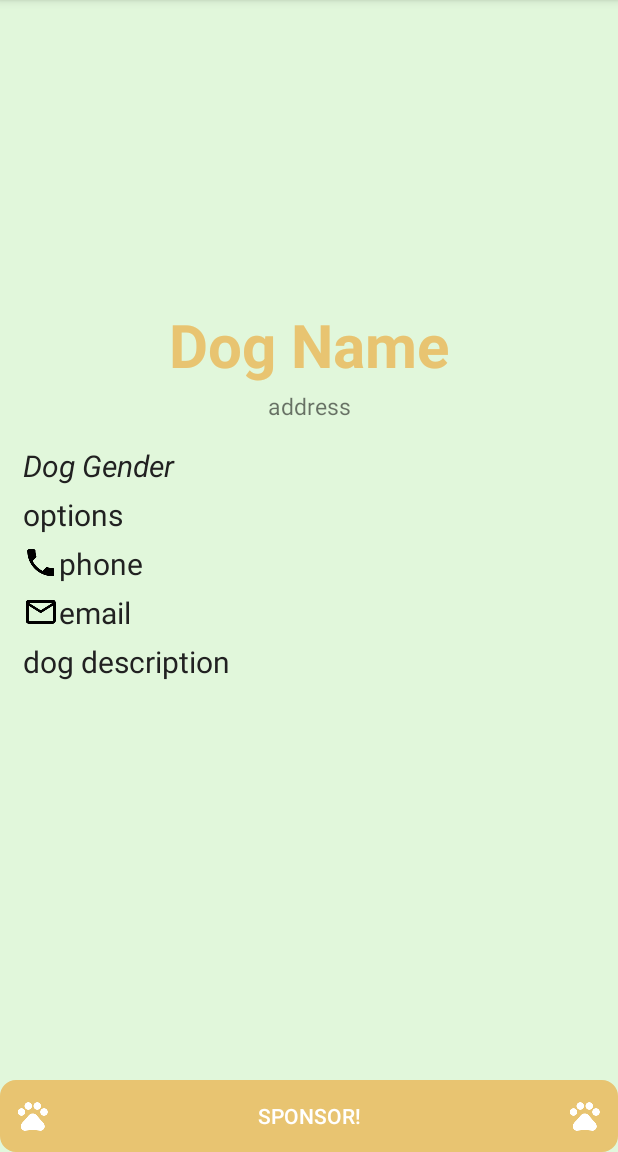
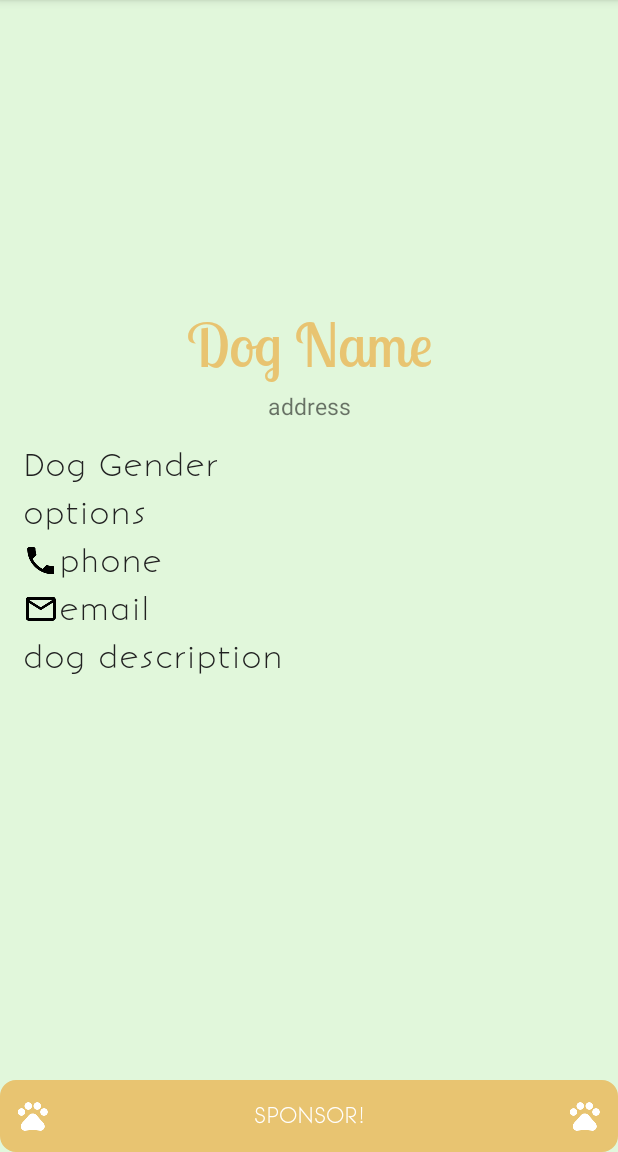
Before and after one commit to ElysiaAvery/SeniorDogsFinder, an Android app: the fragment DogDetailFragment shown on its own in the app's theme, on a phone screen of 412 x 824 dp, the part 84-1236 px from its top. Run offline under Robolectric (Android 15) with nearby library versions, the phone set to English and light mode, and no system bars; our stand-ins replace ButterKnife, Firebase (no records; nobody signed in at launch, a user with empty details on screens opened directly), Picasso; libraries missing offline, so code that uses them is left out: org.parceler; pictures from the network do not load; 9 statements that could not run were skipped.

Commit message:
Add styling changes and detail views of dogs that the user sponsors

```diff
--- a/app/src/main/java/com/example/guest/seniordogsfinder/adapters/DogsListAdapter.java
+++ b/app/src/main/java/com/example/guest/seniordogsfinder/adapters/DogsListAdapter.java
@@ -2,6 +2,7 @@ package com.example.guest.seniordogsfinder.adapters;
 
 import android.content.Context;
 import android.content.Intent;
+import android.graphics.Typeface;
 import android.support.v7.widget.RecyclerView;
 import android.view.LayoutInflater;
 import android.view.View;
--- a/app/src/main/java/com/example/guest/seniordogsfinder/fragments/DogDetailFragment.java
+++ b/app/src/main/java/com/example/guest/seniordogsfinder/fragments/DogDetailFragment.java
@@ -2,6 +2,7 @@ package com.example.guest.seniordogsfinder.fragments;
 
 
 import android.content.Intent;
+import android.graphics.Typeface;
 import android.net.Uri;
 import android.os.Bundle;
 import android.support.v4.app.Fragment;
@@ -11,6 +12,7 @@ import android.view.View;
 import android.view.ViewGroup;
 import android.widget.Button;
 import android.widget.ImageView;
+import android.widget.RelativeLayout;
 import android.widget.TextView;
 import android.widget.Toast;
 
@@ -43,6 +45,7 @@ public class DogDetailFragment extends Fragment implements View.OnClickListener{
     @Bind(R.id.dogDescription) TextView mDogDescription;
     @Bind(R.id.addressTextView) TextView mAddressTextView;
     @Bind(R.id.sponsorDogButton) Button mSponsoredDogButton;
+    @Bind(R.id.dogInfo) RelativeLayout mDogInfo;
 
     private Dog mDog;
 
@@ -81,7 +84,16 @@ public class DogDetailFragment extends Fragment implements View.OnClickListener{
         mDogPhone.setText(mDog.getPhone());
         mDogEmail.setText(mDog.getEmail());
         mDogDescription.setText(mDog.getDescription());
-        mDogDescription.setMovementMethod(new ScrollingMovementMethod());
+
+        Typeface goodDogFont = Typeface.createFromAsset(getActivity().getAssets(), "fonts/LobsterTwo-Regular.otf");
+        mDogNameTextView.setTypeface(goodDogFont);
+        Typeface bonvenoFont = Typeface.createFromAsset(getActivity().getAssets(), "fonts/BonvenoCF-Light.otf");
+        mDogDescription.setTypeface(bonvenoFont);
+        mSponsoredDogButton.setTypeface(bonvenoFont);
+        mDogGender.setTypeface(bonvenoFont);
+        mDogOptions.setTypeface(bonvenoFont);
+        mDogPhone.setTypeface(bonvenoFont);
+        mDogEmail.setTypeface(bonvenoFont);
 
         mDogPhone.setOnClickListener(this);
         mDogEmail.setOnClickListener(this);
--- a/app/src/main/res/drawable/a.xml
+++ /dev/null
@@ -1,4 +0,0 @@
-<?xml version="1.0" encoding="utf-8"?>
-<selector xmlns:android="http://schemas.android.com/apk/res/android">
-
-</selector>
--- a/app/src/main/res/layout/activity_about.xml
+++ b/app/src/main/res/layout/activity_about.xml
@@ -19,7 +19,7 @@
         android:id="@+id/header"
         android:gravity="center"
         android:textSize="50dp"
-        android:layout_marginTop="75dp"
+        android:layout_marginTop="40dp"
         android:textColor="#fff" />
 
     <TextView
@@ -29,6 +29,7 @@
         android:gravity="center"
         android:layout_below="@+id/header"
         android:textSize="16dp"
+        android:textStyle="bold"
         android:layout_margin="15dp"
         android:textColor="#fff"
         android:text="@string/about_me_string"/>
--- a/app/src/main/res/layout/activity_dogs.xml
+++ b/app/src/main/res/layout/activity_dogs.xml
@@ -3,10 +3,6 @@
     xmlns:tools="http://schemas.android.com/tools"
     android:layout_width="match_parent"
     android:layout_height="match_parent"
-    android:paddingBottom="@dimen/activity_vertical_margin"
-    android:paddingLeft="@dimen/activity_horizontal_margin"
-    android:paddingRight="@dimen/activity_horizontal_margin"
-    android:paddingTop="@dimen/activity_vertical_margin"
     tools:context="com.example.guest.seniordogsfinder.ui.DogsActivity">
 
     <android.support.v7.widget.RecyclerView
--- a/app/src/main/res/layout/fragment_dog_detail.xml
+++ b/app/src/main/res/layout/fragment_dog_detail.xml
@@ -35,12 +35,16 @@
             android:text="address"
             android:textSize="15dp"
             android:gravity="center"/>
-
+        <ScrollView
+            xmlns:android="http://schemas.android.com/apk/res/android"
+            android:layout_width="fill_parent"
+            android:layout_height="fill_parent">
             <RelativeLayout
                 android:layout_width="match_parent"
                 android:layout_height="wrap_content"
                 android:layout_below="@id/dogName"
-            android:layout_margin="15dp">
+                android:layout_margin="15dp"
+                android:id="@+id/dogInfo">
 
                 <TextView
                     android:layout_width="match_parent"
@@ -94,12 +98,11 @@
                     android:id="@+id/dogDescription"
                     android:gravity="left"
                     android:layout_marginBottom="5dp"
-                android:scrollbars = "vertical"
                     android:text="dog description"
                     android:layout_below="@id/dogEmail"/>
 
-
             </RelativeLayout>
+        </ScrollView>
    </LinearLayout>
     <RelativeLayout
         android:layout_width="match_parent"
--- a/app/src/main/res/values/strings.xml
+++ b/app/src/main/res/values/strings.xml
@@ -40,9 +40,7 @@ people to either adopt these calm, and loving older
  dogs or to donate to organizations hosting these
  dogs in some way. This allows users who are not
  able to adopt or own a dog, to still have the
- rewarding experience of caring for a dog.
-
- If you would like to contact me, my E-mail is: elysia.avery@gmail.com</string>
+ rewarding experience of caring for a dog. I hope you enjoy!</string>
 
     <!-- TODO: Remove or change this placeholder text -->
     <string name="hello_blank_fragment">Hello blank fragment</string>
```
Also changed, not shown: app/src/main/java/com/example/guest/seniordogsfinder/adapters/FirebaseSponsoredDogViewHolder.java (+31 -29 lines), app/src/main/java/com/example/guest/seniordogsfinder/ui/AboutActivity.java (+9 -0 lines), app/src/main/res/drawable/progress_animation.xml (+8 -8 lines), app/src/main/res/layout/dog_list_item.xml (+5 -5 lines). Lines whose indentation alone changed are shown as unchanged.
